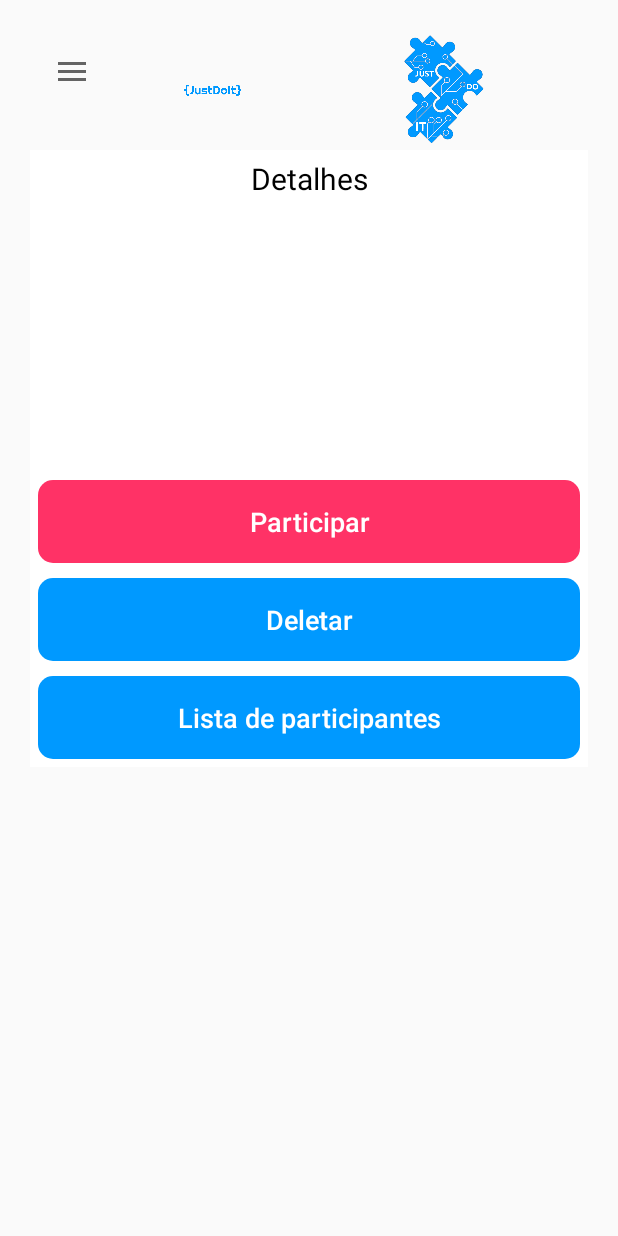
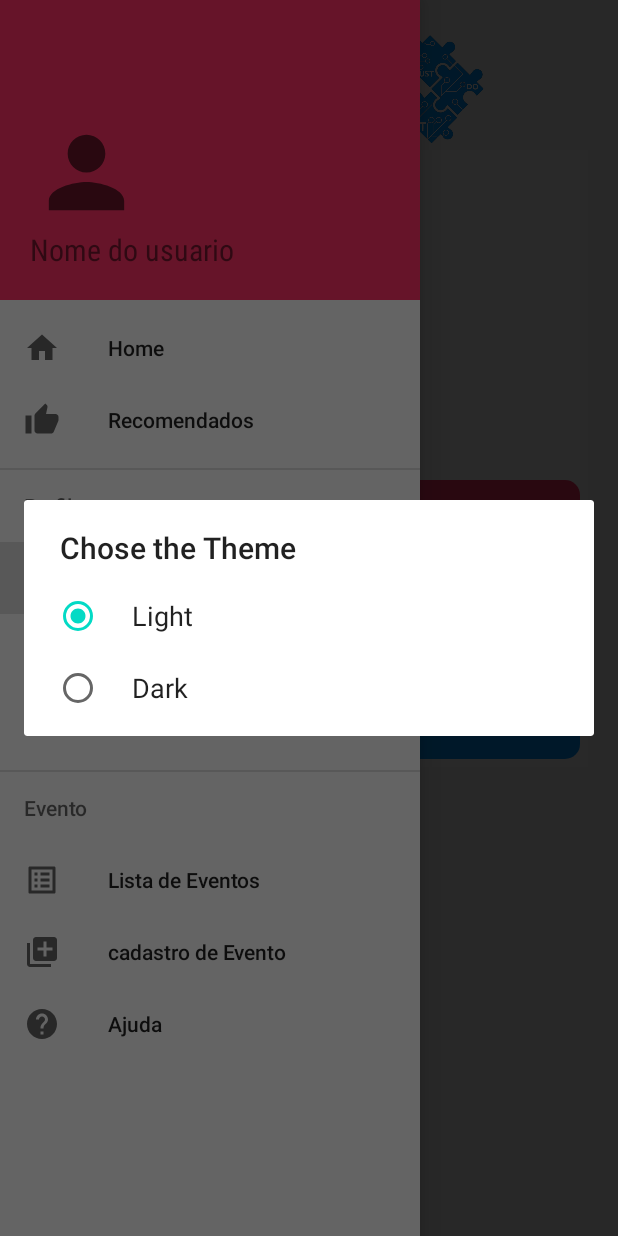
Before and after one commit to Cassio-2012/JustdoIT-Mobile, an Android app: the DetalhesEventoActivity screen opened directly, with no data from a screen before it, in the side drawer, after a tap on "Dark Mode", on a phone screen of 412 x 824 dp. Run offline under Robolectric (Android 15) with nearby library versions, the light colour scheme and no system bars; 2 statements that could not run were skipped.

Commit message:
ajuste detalhes evento dark

```diff
--- a/justdoit/app/src/main/java/com/example/just_do_it/view/evento/DetalhesEventoActivity.kt
+++ b/justdoit/app/src/main/java/com/example/just_do_it/view/evento/DetalhesEventoActivity.kt
@@ -1,13 +1,15 @@
 package com.example.just_do_it.view.evento
 
+import android.app.AlertDialog
 import android.content.Intent
+import android.graphics.Color
 
 import android.os.Bundle
 
 import android.view.MenuItem
 import android.view.View
+import android.widget.*
 
-import android.widget.Toast
 import com.example.just_do_it.R
 import com.example.just_do_it.login.Login_activity
 import com.example.just_do_it.login.SessionManager
@@ -79,6 +81,11 @@ class DetalhesEventoActivity : GenericActivity() {
 
     }
 
+    override fun onResume() {
+        super.onResume()
+        checkDark()
+    }
+
     override fun onBackPressed() {
         super.onBackPressed()
     }
@@ -93,9 +100,47 @@ class DetalhesEventoActivity : GenericActivity() {
             startActivity(login)
             return false
 
-        } else {
+        }
+        if(menuItem.itemId == R.id.nav_dark) {
+            chooseThemeDialog()
+            return false
+        }
+        else {
             return super.onNavigationItemSelected(menuItem)
         }
+    }
+
+    fun chooseThemeDialog() {
+
+        val builder = AlertDialog.Builder(this)
+        builder.setTitle("Chose the Theme")
+        val styles = arrayOf("Light","Dark")
+        val checkedItem = 0
+
+        builder.setSingleChoiceItems(styles, checkedItem) { dialog, which ->
+
+            sessionManager.init(getApplicationContext())
+
+            when (which) {
+                0 -> {
+
+                    changeLight()
+                    sessionManager.rmDark()
+                    dialog.dismiss()
+
+                }
+                1 -> {
+
+                    changeDark()
+                    sessionManager.setDark()
+                    dialog.dismiss()
+                }
+
+            }
+        }
+
+        val dialog = builder.create()
+        dialog.show()
     }
 
 
@@ -203,4 +248,46 @@ class DetalhesEventoActivity : GenericActivity() {
     }
 
 
+    fun changeLight() {
+
+
+        val detalhesEvento = Intent(this, DetalhesEventoActivity::class.java)
+
+
+        startActivity(detalhesEvento)
+
+    }
+
+    fun changeDark() {
+        val scroll = findViewById<ScrollView>(R.id.scrol_detalhes)
+        val table = findViewById<TableLayout>(R.id.registro)
+        val tv_titulo = findViewById<TextView>(R.id.titulo_detalhes)
+        val tv_titulo_evento = findViewById<TextView>(R.id.tituloEventoDetalhes)
+        val tv_data_hora_detalhes = findViewById<TextView>(R.id.dataHoraEventoDetalhes)
+        val tv_endereco = findViewById<TextView>(R.id.enderecoEventoDetalhes)
+        val tv_detalhes = findViewById<TextView>(R.id.detalhesEventoDetalhes)
+
+
+        scroll.setBackgroundColor(Color.parseColor("#000000"))
+        table.setBackgroundColor(Color.parseColor("#000000"))
+        tv_titulo.setTextColor(Color.parseColor("#ffffff"))
+        tv_titulo_evento.setTextColor(Color.parseColor("#ffffff"))
+        tv_data_hora_detalhes.setTextColor(Color.parseColor("#A9A9A9"))
+        tv_endereco.setTextColor(Color.parseColor("#A9A9A9"))
+        tv_detalhes.setTextColor(Color.parseColor("#ffffff"))
+
+    }
+
+
+    fun checkDark() {
+        sessionManager.init(getApplicationContext())
+
+        val isdark = sessionManager.checkDark()
+
+        if (isdark) {
+            changeDark()
+        }
+
+    }
+
 }
--- a/justdoit/app/src/main/res/layout/activity_detalhes_evento.xml
+++ b/justdoit/app/src/main/res/layout/activity_detalhes_evento.xml
@@ -19,7 +19,8 @@
 
 <ScrollView
     android:layout_width="wrap_content"
-    android:layout_height="wrap_content">
+    android:layout_height="wrap_content"
+    android:id="@+id/scrol_detalhes">
     <LinearLayout
       android:id="@+id/body"
       android:layout_width="match_parent"
@@ -43,7 +44,7 @@
 
           <TableRow>
               <TextView
-              android:id="@+id/titulo"
+              android:id="@+id/titulo_detalhes"
                   android:layout_width="0dp"
                   android:layout_height="match_parent"
                   android:layout_weight="1"
```
Also changed, not shown: justdoit/app/src/main/java/com/example/just_do_it/service/model/Cep.kt (line endings or trailing spaces), justdoit/app/src/main/java/com/example/just_do_it/service/model/UserModel.kt (line endings or trailing spaces).
